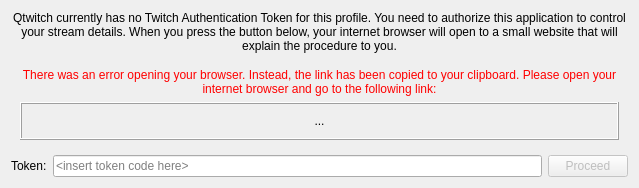
The window that src/forms/perform_login_acquire.ui (wakeofluna/qlivestream) describes before a commit, drawn with Qt 5.
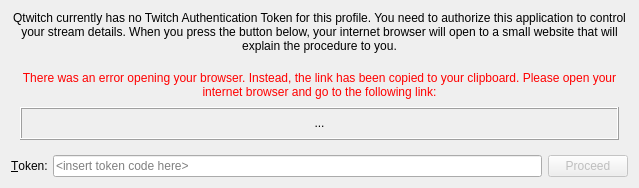
The same window after the commit. The open tabs and pages were chosen to show the change.

Patch:
```diff
--- a/src/forms/perform_login_acquire.ui
+++ b/src/forms/perform_login_acquire.ui
@@ -70,7 +70,7 @@
        <item>
         <widget class="QLabel" name="txtFallback">
          <property name="sizePolicy">
-          <sizepolicy hsizetype="Preferred" vsizetype="MinimumExpanding">
+          <sizepolicy hsizetype="Preferred" vsizetype="Preferred">
            <horstretch>0</horstretch>
            <verstretch>0</verstretch>
           </sizepolicy>
@@ -107,7 +107,10 @@
      <item>
       <widget class="QLabel" name="lblToken">
        <property name="text">
-        <string>Token:</string>
+        <string>&amp;Token:</string>
+       </property>
+       <property name="buddy">
+        <cstring>txtToken</cstring>
        </property>
       </widget>
      </item>
```
Left out of the diff: 2 changed lines with no effect on the pictures.
